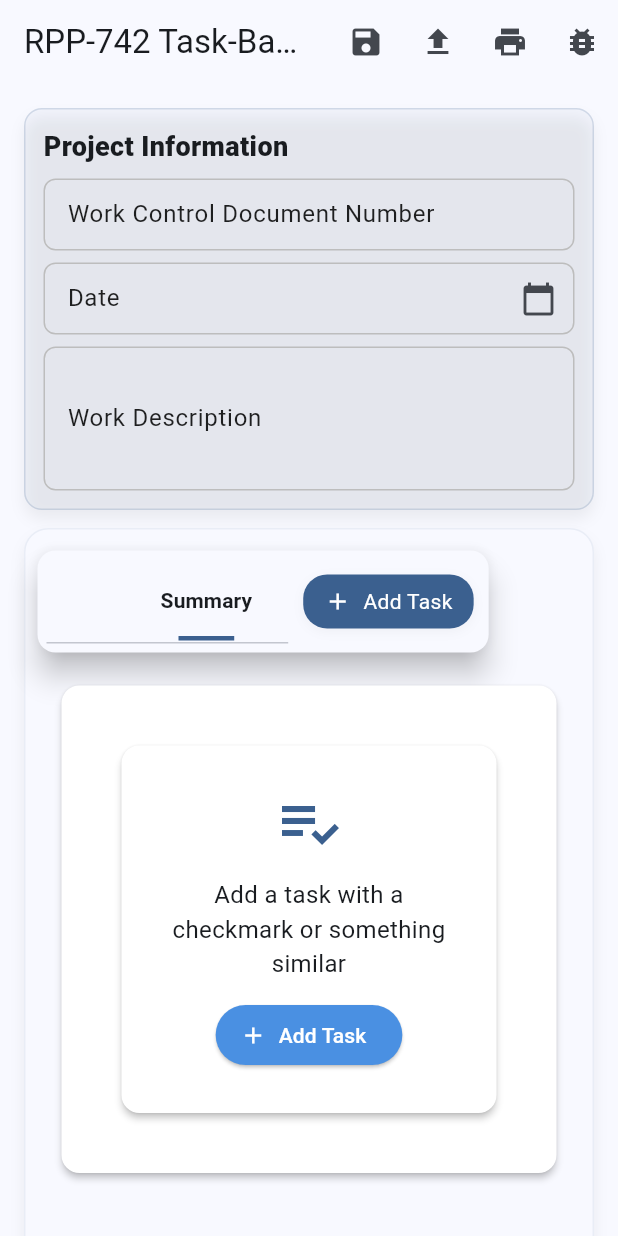
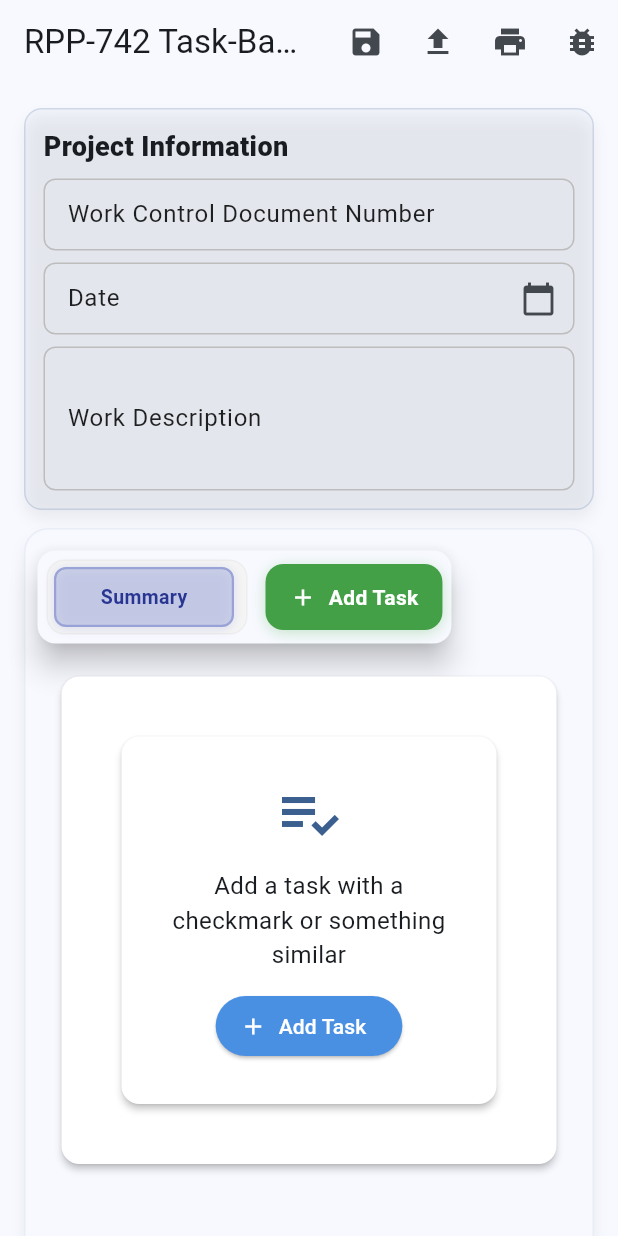
Before and after one commit to yellowjacketjc1/dose_dart_version, a Flutter app: the screen it shows after launch, on a phone screen of 412 x 824 dp. Run offline on Flutter 3.47's test engine with Material 3 defaults, Android fonts, the phone set to English and light mode, and no system bars.

Commit message:
Version 0.17 - Made Task Bar more translucent.

```diff
--- a/lib/main.dart
+++ b/lib/main.dart
@@ -973,31 +973,102 @@ class _DoseHomePageState extends State<DoseHomePage> with TickerProviderStateMix
                       child: SingleChildScrollView(
                         scrollDirection: Axis.horizontal,
                         child: Row(children: [
-                              // Thinner TabBar with simple underline indicator for the selected tab
-                              TabBar(
-                                controller: tabController,
-                                isScrollable: true,
-                                // Use onSurface for tab labels so text remains visible on white backgrounds
-                                labelColor: Theme.of(context).colorScheme.onSurface,
-                                unselectedLabelColor: Theme.of(context).colorScheme.onSurface.withOpacity(0.75),
-                                labelStyle: const TextStyle(fontWeight: FontWeight.w600),
-                                // reduce vertical padding so the tab bar is thinner
-                                indicatorPadding: const EdgeInsets.symmetric(horizontal: 8, vertical: 2),
-                                // simple underline indicator showing only under the active tab
-                                indicator: UnderlineTabIndicator(
-                                  borderSide: BorderSide(width: 3.0, color: Theme.of(context).colorScheme.primary),
-                                  insets: EdgeInsets.symmetric(horizontal: 12.0),
-                                ),
-                                tabs: tabs.map((t) => Padding(padding: const EdgeInsets.symmetric(horizontal: 8.0, vertical: 4.0), child: t)).toList(),
-                              ),
-                          const SizedBox(width: 6),
-                          // Add Task pill sits immediately after the last tab in the scroll content
-                          Padding(
-                            padding: const EdgeInsets.symmetric(horizontal: 4.0),
+                          // Pill slider container with background and animated indicator
+                          Container(
+                            padding: const EdgeInsets.all(4),
+                            decoration: BoxDecoration(
+                              color: Colors.grey.shade100,
+                              borderRadius: BorderRadius.circular(12),
+                              border: Border.all(color: Colors.grey.shade200),
+                            ),
+                            child: Stack(
+                              children: [
+                                // Animated pill indicator
+                                AnimatedBuilder(
+                                  animation: tabController,
+                                  builder: (context, child) {
+                                    final selectedIndex = tabController.index;
+                                    const tabWidth = 120.0; // Fixed width for consistent sliding
+                                    const tabSpacing = 4.0;
+
+                                    return AnimatedPositioned(
+                                      duration: const Duration(milliseconds: 300),
+                                      curve: Curves.easeInOut,
+                                      left: selectedIndex * (tabWidth + tabSpacing),
+                                      child: Container(
+                                        width: tabWidth,
+                                        height: 40,
+                                        decoration: BoxDecoration(
+                                          // Translucent glassy effect
+                                          color: selectedIndex == 0
+                                            ? Colors.indigo.shade200.withOpacity(0.4)
+                                            : Colors.blue.shade200.withOpacity(0.4),
+                                          borderRadius: BorderRadius.circular(8),
+                                          border: Border.all(
+                                            color: selectedIndex == 0
+                                              ? Colors.indigo.shade300.withOpacity(0.6)
+                                              : Colors.blue.shade300.withOpacity(0.6),
+                                            width: 1.5,
+                                          ),
+                                          boxShadow: [
+                                            BoxShadow(
+                                              color: (selectedIndex == 0 ? Colors.indigo : Colors.blue).withOpacity(0.15),
+                                              blurRadius: 6,
+                                              offset: const Offset(0, 1),
+                                            ),
+                                          ],
+                                        ),
+                                      ),
+                                    );
+                                  },
+                                ),
+                                // Tab buttons on top of the slider
+                                Row(
+                                  children: List.generate(tabs.length, (index) {
+                                    final isSelected = tabController.index == index;
+                                    const tabWidth = 120.0;
+
+                                    return Container(
+                                      width: tabWidth,
+                                      height: 40,
+                                      margin: const EdgeInsets.only(right: 4),
                                       child: Material(
                                         color: Colors.transparent,
                                         child: InkWell(
-                                borderRadius: BorderRadius.circular(16),
+                                          borderRadius: BorderRadius.circular(8),
+                                          onTap: () {
+                                            tabController.animateTo(index);
+                                          },
+                                          child: Container(
+                                            padding: const EdgeInsets.symmetric(horizontal: 12, vertical: 8),
+                                            child: Center(
+                                              child: Text(
+                                                tabs[index].text ?? '',
+                                                style: TextStyle(
+                                                  fontWeight: FontWeight.w700,
+                                                  color: isSelected
+                                                    ? (index == 0 ? Colors.indigo.shade800 : Colors.blue.shade800)
+                                                    : Colors.grey.shade700,
+                                                  fontSize: 13,
+                                                ),
+                                                overflow: TextOverflow.ellipsis,
+                                              ),
+                                            ),
+                                          ),
+                                        ),
+                                      ),
+                                    );
+                                  }),
+                                ),
+                              ],
+                            ),
+                          ),
+                          const SizedBox(width: 12),
+                          // Enhanced Add Task button with card styling
+                          Material(
+                            color: Colors.transparent,
+                            child: InkWell(
+                              borderRadius: BorderRadius.circular(12),
                               onTap: () {
                                 addTask();
                                 WidgetsBinding.instance.addPostFrameCallback((_) {
@@ -1007,13 +1078,32 @@ class _DoseHomePageState extends State<DoseHomePage> with TickerProviderStateMix
                                 });
                               },
                               child: Container(
-                                  padding: const EdgeInsets.symmetric(horizontal: 14, vertical: 8),
+                                padding: const EdgeInsets.symmetric(horizontal: 16, vertical: 12),
                                 decoration: BoxDecoration(
-                                    color: Theme.of(context).colorScheme.primary,
-                                    borderRadius: BorderRadius.circular(16),
-                                    boxShadow: [BoxShadow(color: Color.fromRGBO(0,0,0,0.04), blurRadius: 6, offset: const Offset(0,2))],
-                                  ),
-                                  child: Row(mainAxisSize: MainAxisSize.min, children: [Icon(Icons.add, size: 18, color: Theme.of(context).colorScheme.onPrimary), const SizedBox(width: 8), Text('Add Task', style: TextStyle(color: Theme.of(context).colorScheme.onPrimary))]),
+                                  color: Colors.green.shade600,
+                                  borderRadius: BorderRadius.circular(12),
+                                  boxShadow: [
+                                    BoxShadow(
+                                      color: Colors.green.withOpacity(0.3),
+                                      blurRadius: 8,
+                                      offset: const Offset(0, 2)
+                                    )
+                                  ],
+                                ),
+                                child: Row(
+                                  mainAxisSize: MainAxisSize.min,
+                                  children: [
+                                    Icon(Icons.add, size: 18, color: Colors.white),
+                                    const SizedBox(width: 8),
+                                    Text(
+                                      'Add Task',
+                                      style: TextStyle(
+                                        color: Colors.white,
+                                        fontWeight: FontWeight.w600,
+                                        fontSize: 14,
+                                      ),
+                                    ),
+                                  ],
                                 ),
                               ),
                             ),
```
Lines whose indentation alone changed are shown as unchanged.
